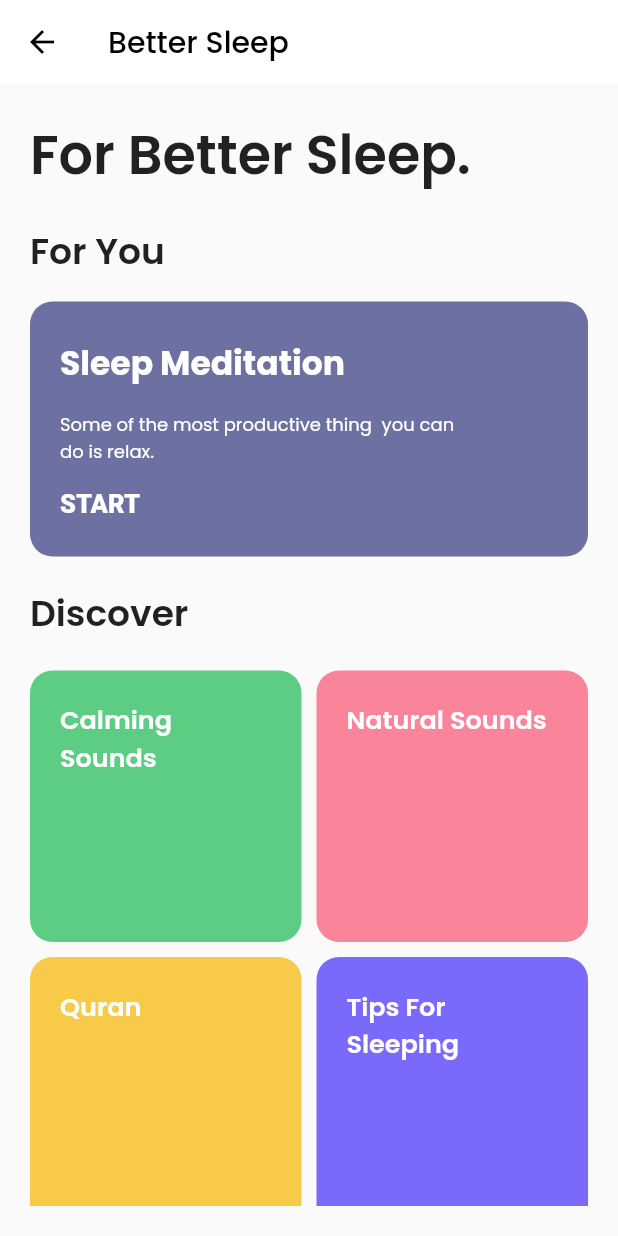
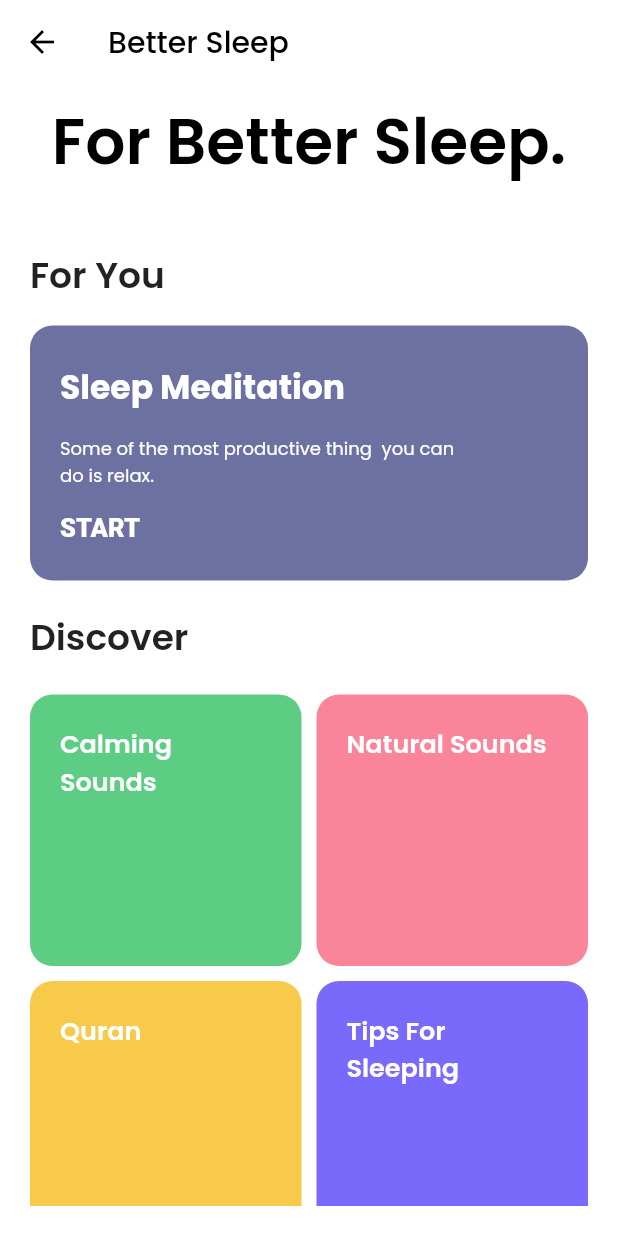
Before and after one commit to rabieHs/PFE-Mental-health-App, a Flutter app: the BetterSleepScreen screen opened directly, on a phone screen of 412 x 824 dp. Run offline on Flutter 3.47's test engine with Material 2 defaults, Android fonts, the light colour scheme and no system bars; our stand-ins replace auto_size_text, badges, camera, cloud_firestore, firebase_auth, firebase_core and 10 more; missing offline and left inert: ripple_wave, siri_wave, tflite_flutter; accounts and stored records are empty; network calls fail; Roboto replaces fonts that are missing (Poppoins); statements that could not run were skipped; project files that could hold a hidden picture were left out.

Commit message:
complete sleep section

```diff
--- a/lib/sleepBetter/screens/better_sleep_screen.dart
+++ b/lib/sleepBetter/screens/better_sleep_screen.dart
@@ -21,11 +21,32 @@ class _BetterSleepScreenState extends State<BetterSleepScreen> {
   @override
   Widget build(BuildContext context) {
     return Scaffold(
+        backgroundColor: Colors.white,
         appBar: AppBar(
           title: Text("Better Sleep"),
           backgroundColor: Colors.white,
           elevation: 0,
         ),
+        body: NestedScrollView(
+          floatHeaderSlivers: true,
+          headerSliverBuilder: (context, innerBoxIsScrolled) => [
+            SliverAppBar(
+                centerTitle: true,
+                expandedHeight: 70,
+                automaticallyImplyLeading: false,
+                backgroundColor: Colors.white,
+                floating: true,
+                snap: true,
+                elevation: 0,
+                flexibleSpace: FlexibleSpaceBar(
+                  titlePadding: EdgeInsets.symmetric(horizontal: 5),
+                  centerTitle: true,
+                  title: Text(
+                    "For Better Sleep.",
+                    style: TextStyle(fontSize: 28, fontWeight: FontWeight.w600),
+                  ),
+                ))
+          ],
           body: Padding(
             padding: EdgeInsets.all(20),
             child: SingleChildScrollView(
@@ -33,10 +54,6 @@ class _BetterSleepScreenState extends State<BetterSleepScreen> {
               child: Column(
                 crossAxisAlignment: CrossAxisAlignment.start,
                 children: [
-              Text(
-                "For Better Sleep.",
-                style: TextStyle(fontSize: 36, fontWeight: FontWeight.w600),
-              ),
                   SizedBox(
                     height: 20,
                   ),
@@ -49,7 +66,9 @@ class _BetterSleepScreenState extends State<BetterSleepScreen> {
                   ),
                   GestureDetector(
                       onTap: () => Navigator.of(context).push(MaterialPageRoute(
-                      builder: (context) => MeditationScreen())),
+                          builder: (context) => MeditationScreen(
+                                meditationType: 'Sleep',
+                              ))),
                       child: SleepMeditationCard()),
                   SizedBox(
                     height: 20,
@@ -100,6 +119,6 @@ class _BetterSleepScreenState extends State<BetterSleepScreen> {
               ),
             ),
           ),
-    );
+        ));
   }
 }
```
Also changed, not shown: lib/meditation/screens/meditation_play_screen.dart (+36 -17 lines), lib/meditation/screens/meditation_screen.dart (+12 -3 lines), lib/meditation/services/meditation_services.dart (+34 -2 lines), lib/meditation/widgets/meditation_play_card.dart (+14 -2 lines), lib/meditation/widgets/top_listened_card.dart (+14 -2 lines). Lines whose indentation alone changed are shown as unchanged.
